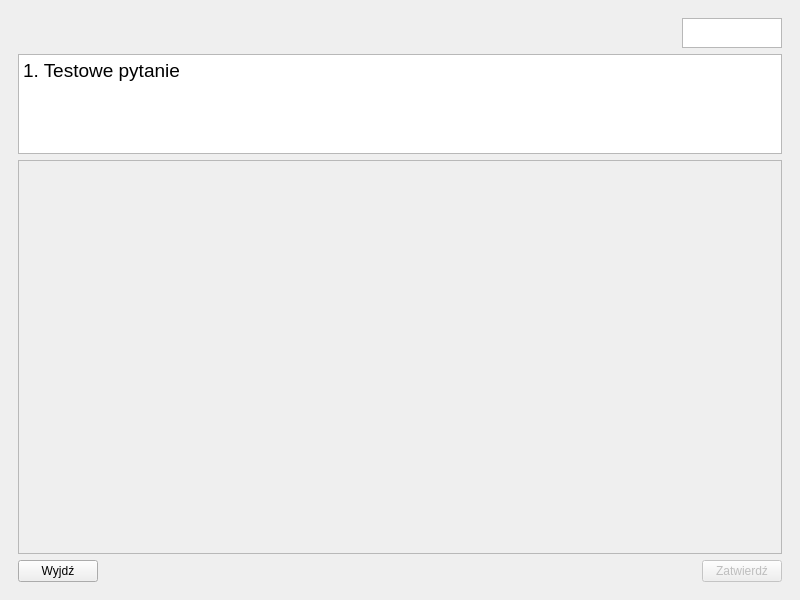
Above: quiz_gui.ui from M4tth3wG/Quizer before the change. Below: the same form after it.
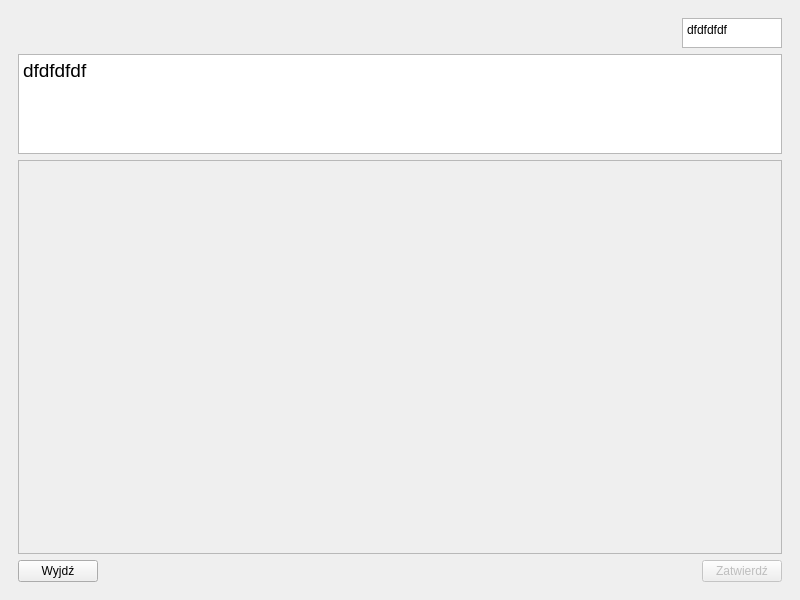
That is the form after the change.

Commit message: testing style sheets

Patch:
```diff
--- a/quiz_gui.ui
+++ b/quiz_gui.ui
@@ -56,6 +56,22 @@
             <height>30</height>
            </size>
           </property>
+          <property name="readOnly">
+           <bool>true</bool>
+          </property>
+          <property name="html">
+           <string>&lt;!DOCTYPE HTML PUBLIC &quot;-//W3C//DTD HTML 4.0//EN&quot; &quot;http://www.w3.org/TR/REC-html40/strict.dtd&quot;&gt;
+&lt;html&gt;&lt;head&gt;&lt;meta name=&quot;qrichtext&quot; content=&quot;1&quot; /&gt;&lt;meta charset=&quot;utf-8&quot; /&gt;&lt;style type=&quot;text/css&quot;&gt;
+p, li { white-space: pre-wrap; }
+hr { height: 1px; border-width: 0; }
+li.unchecked::marker { content: &quot;\2610&quot;; }
+li.checked::marker { content: &quot;\2612&quot;; }
+&lt;/style&gt;&lt;/head&gt;&lt;body style=&quot; font-family:'Segoe UI'; font-size:9pt; font-weight:400; font-style:normal;&quot;&gt;
+&lt;p style=&quot; margin-top:0px; margin-bottom:0px; margin-left:0px; margin-right:0px; -qt-block-indent:0; text-indent:0px;&quot;&gt;dfdfdfdf&lt;/p&gt;&lt;/body&gt;&lt;/html&gt;</string>
+          </property>
+          <property name="textInteractionFlags">
+           <set>Qt::NoTextInteraction</set>
+          </property>
          </widget>
         </item>
         <item>
@@ -76,7 +92,7 @@
            <bool>true</bool>
           </property>
           <property name="plainText">
-           <string>1. Testowe pytanie</string>
+           <string>dfdfdfdf</string>
           </property>
           <property name="textInteractionFlags">
            <set>Qt::NoTextInteraction</set>
```
The commit also changes 4 other files.
